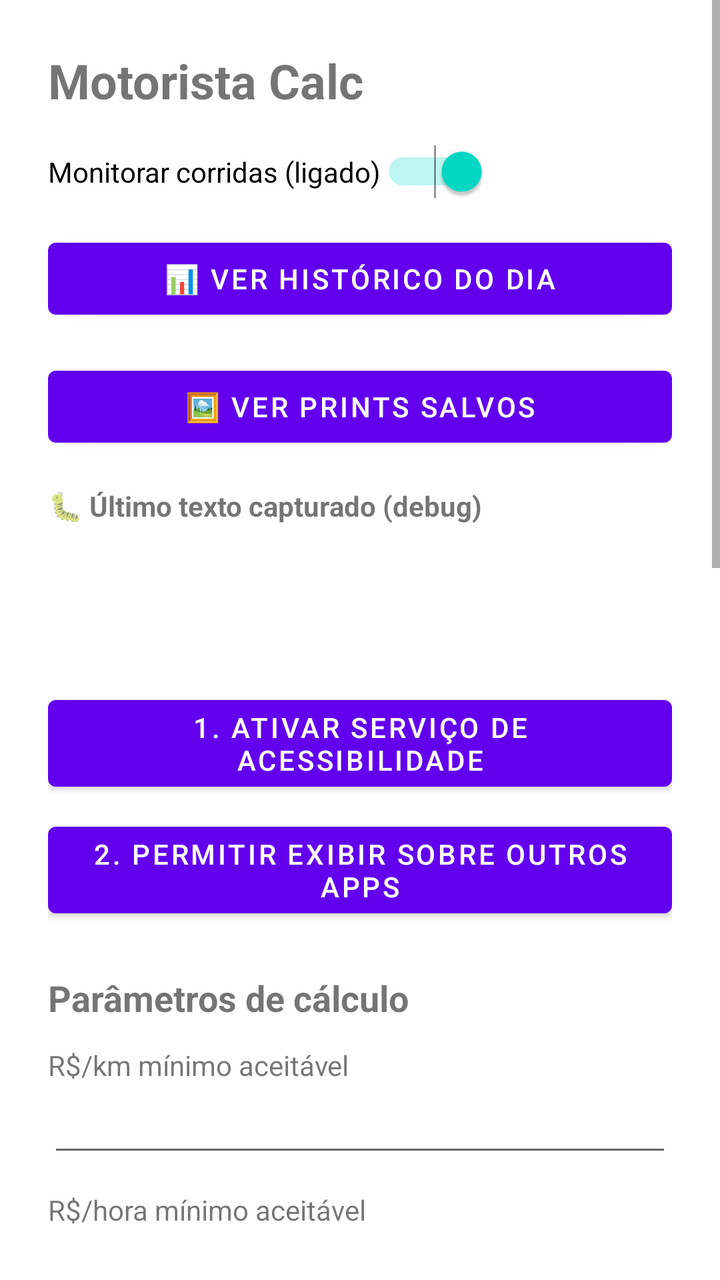
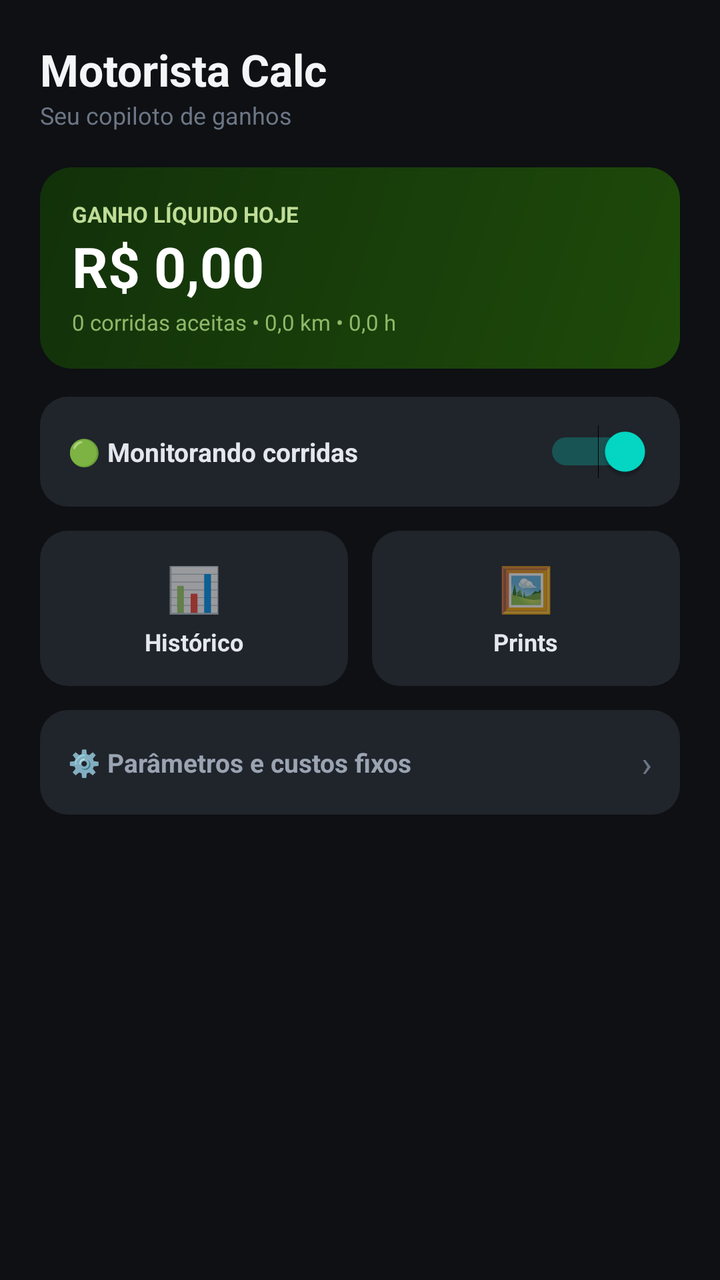

Compare the two renders of this Android layout. The source of the first and the diff that turns it into the second are given below.
<!-- AndroidManifest.xml: application theme Theme.MaterialComponents.DayNight.NoActionBar -->
<!-- res/layout/activity_main.xml -->
<?xml version="1.0" encoding="utf-8"?>
<ScrollView xmlns:android="http://schemas.android.com/apk/res/android"
    android:layout_width="match_parent"
    android:layout_height="match_parent">

    <LinearLayout
        android:layout_width="match_parent"
        android:layout_height="wrap_content"
        android:orientation="vertical"
        android:padding="24dp">

        <TextView
            android:layout_width="wrap_content"
            android:layout_height="wrap_content"
            android:text="Motorista Calc"
            android:textSize="24sp"
            android:textStyle="bold"
            android:layout_marginBottom="16dp" />

        <Switch
            android:id="@+id/switchAtivo"
            android:layout_width="wrap_content"
            android:layout_height="wrap_content"
            android:layout_marginBottom="16dp"
            android:text="Monitorar corridas (ligado)"
            android:checked="true" />

        <Button
            android:id="@+id/btnHistorico"
            android:layout_width="match_parent"
            android:layout_height="wrap_content"
            android:layout_marginBottom="16dp"
            android:text="📊 Ver histórico do dia" />

        <Button
            android:id="@+id/btnPrints"
            android:layout_width="match_parent"
            android:layout_height="wrap_content"
            android:layout_marginBottom="16dp"
            android:text="🖼️ Ver prints salvos" />
        
        <TextView
            android:layout_width="wrap_content"
            android:layout_height="wrap_content"
            android:text="🐛 Último texto capturado (debug)"
            android:textStyle="bold" />

        <TextView
            android:id="@+id/txtDebug"
            android:layout_width="match_parent"
            android:layout_height="wrap_content"
            android:layout_marginTop="8dp"
            android:layout_marginBottom="24dp"
            android:textIsSelectable="true"
            android:fontFamily="monospace"
            android:textSize="11sp" />

        <TextView
            android:id="@+id/txtStatus"
            android:layout_width="match_parent"
            android:layout_height="wrap_content"
            android:layout_marginBottom="16dp" />

        <Button
            android:id="@+id/btnAtivarAcessibilidade"
            android:layout_width="match_parent"
            android:layout_height="wrap_content"
            android:text="1. Ativar serviço de acessibilidade" />

        <Button
            android:id="@+id/btnPermitirOverlay"
            android:layout_width="match_parent"
            android:layout_height="wrap_content"
            android:layout_marginTop="8dp"
            android:text="2. Permitir exibir sobre outros apps" />

        <TextView
            android:layout_width="wrap_content"
            android:layout_height="wrap_content"
            android:layout_marginTop="24dp"
            android:text="Parâmetros de cálculo"
            android:textSize="18sp"
            android:textStyle="bold" />

        <TextView
            android:layout_width="wrap_content"
            android:layout_height="wrap_content"
            android:layout_marginTop="12dp"
            android:text="R$/km mínimo aceitável" />
        <EditText
            android:id="@+id/edtMinKm"
            android:layout_width="match_parent"
            android:layout_height="wrap_content"
            android:inputType="numberDecimal" />

        <TextView
            android:layout_width="wrap_content"
            android:layout_height="wrap_content"
            android:layout_marginTop="12dp"
            android:text="R$/hora mínimo aceitável" />
        <EditText
            android:id="@+id/edtMinHora"
            android:layout_width="match_parent"
            android:layout_height="wrap_content"
            android:inputType="numberDecimal" />

        <TextView
            android:layout_width="wrap_content"
            android:layout_height="wrap_content"
            android:layout_marginTop="12dp"
            android:text="Consumo do carro (km por litro)" />
        <EditText
            android:id="@+id/edtConsumo"
            android:layout_width="match_parent"
            android:layout_height="wrap_content"
            android:inputType="numberDecimal" />

        <TextView
            android:layout_width="wrap_content"
            android:layout_height="wrap_content"
            android:layout_marginTop="12dp"
            android:text="Preço do combustível (R$/litro)" />
        <EditText
            android:id="@+id/edtPrecoCombustivel"
            android:layout_width="match_parent"
            android:layout_height="wrap_content"
            android:inputType="numberDecimal" />

        <TextView
            android:layout_width="wrap_content"
            android:layout_height="wrap_content"
            android:layout_marginTop="24dp"
            android:text="Custos fixos mensais"
            android:textSize="18sp"
            android:textStyle="bold" />

        <TextView
            android:layout_width="wrap_content"
            android:layout_height="wrap_content"
            android:layout_marginTop="12dp"
            android:text="Financiamento do carro (R$/mês)" />
        <EditText
            android:id="@+id/edtFinanciamento"
            android:layout_width="match_parent"
            android:layout_height="wrap_content"
            android:inputType="numberDecimal" />

        <TextView
            android:layout_width="wrap_content"
            android:layout_height="wrap_content"
            android:layout_marginTop="12dp"
            android:text="Seguro do carro (R$/mês)" />
        <EditText
            android:id="@+id/edtSeguro"
            android:layout_width="match_parent"
            android:layout_height="wrap_content"
            android:inputType="numberDecimal" />

        <TextView
            android:layout_width="wrap_content"
            android:layout_height="wrap_content"
            android:layout_marginTop="12dp"
            android:text="IPVA (R$/ano)" />
        <EditText
            android:id="@+id/edtIpva"
            android:layout_width="match_parent"
            android:layout_height="wrap_content"
            android:inputType="numberDecimal" />

        <TextView
            android:layout_width="wrap_content"
            android:layout_height="wrap_content"
            android:layout_marginTop="12dp"
            android:text="Licenciamento (R$/ano)" />
        <EditText
            android:id="@+id/edtLicenciamento"
            android:layout_width="match_parent"
            android:layout_height="wrap_content"
            android:inputType="numberDecimal" />

        <TextView
            android:layout_width="wrap_content"
            android:layout_height="wrap_content"
            android:layout_marginTop="12dp"
            android:text="Manutenção programada (R$/mês)" />
        <EditText
            android:id="@+id/edtManutencao"
            android:layout_width="match_parent"
            android:layout_height="wrap_content"
            android:inputType="numberDecimal" />

        <TextView
            android:layout_width="wrap_content"
            android:layout_height="wrap_content"
            android:layout_marginTop="12dp"
            android:text="Suas contas pessoais (R$/mês)" />
        <EditText
            android:id="@+id/edtContasPessoais"
            android:layout_width="match_parent"
            android:layout_height="wrap_content"
            android:inputType="numberDecimal" />

        <TextView
            android:layout_width="wrap_content"
            android:layout_height="wrap_content"
            android:layout_marginTop="12dp"
            android:text="Quantos km você roda por mês (em média)" />
        <EditText
            android:id="@+id/edtKmMes"
            android:layout_width="match_parent"
            android:layout_height="wrap_content"
            android:inputType="numberDecimal" />

        <Button
            android:id="@+id/btnSalvar"
            android:layout_width="match_parent"
            android:layout_height="wrap_content"
            android:layout_marginTop="16dp"
            android:text="Salvar configurações" />

    </LinearLayout>
</ScrollView>
<!-- resources referenced by this layout -->
<resources>

</resources>

<!-- the commit's change to res/layout/activity_main.xml (unified diff, before → after) -->
@@ -1,222 +1,183 @@
 <?xml version="1.0" encoding="utf-8"?>
 <ScrollView xmlns:android="http://schemas.android.com/apk/res/android"
     android:layout_width="match_parent"
-    android:layout_height="match_parent">
+    android:layout_height="match_parent"
+    android:background="#0E1013">
 
     <LinearLayout
         android:layout_width="match_parent"
         android:layout_height="wrap_content"
         android:orientation="vertical"
-        android:padding="24dp">
+        android:padding="20dp">
 
         <TextView
             android:layout_width="wrap_content"
             android:layout_height="wrap_content"
             android:text="Motorista Calc"
-            android:textSize="24sp"
-            android:textStyle="bold"
-            android:layout_marginBottom="16dp" />
-
-        <Switch
-            android:id="@+id/switchAtivo"
-            android:layout_width="wrap_content"
-            android:layout_height="wrap_content"
-            android:layout_marginBottom="16dp"
-            android:text="Monitorar corridas (ligado)"
-            android:checked="true" />
-
-        <Button
-            android:id="@+id/btnHistorico"
-            android:layout_width="match_parent"
-            android:layout_height="wrap_content"
-            android:layout_marginBottom="16dp"
-            android:text="📊 Ver histórico do dia" />
-
-        <Button
-            android:id="@+id/btnPrints"
-            android:layout_width="match_parent"
-            android:layout_height="wrap_content"
-            android:layout_marginBottom="16dp"
-            android:text="🖼️ Ver prints salvos" />
-        
-        <TextView
-            android:layout_width="wrap_content"
-            android:layout_height="wrap_content"
-            android:text="🐛 Último texto capturado (debug)"
-            android:textStyle="bold" />
-
-        <TextView
-            android:id="@+id/txtDebug"
-            android:layout_width="match_parent"
-            android:layout_height="wrap_content"
-            android:layout_marginTop="8dp"
-            android:layout_marginBottom="24dp"
-            android:textIsSelectable="true"
-            android:fontFamily="monospace"
-            android:textSize="11sp" />
-
-        <TextView
-            android:id="@+id/txtStatus"
-            android:layout_width="match_parent"
-            android:layout_height="wrap_content"
-            android:layout_marginBottom="16dp" />
-
-        <Button
-            android:id="@+id/btnAtivarAcessibilidade"
-            android:layout_width="match_parent"
-            android:layout_height="wrap_content"
-            android:text="1. Ativar serviço de acessibilidade" />
-
-        <Button
-            android:id="@+id/btnPermitirOverlay"
-            android:layout_width="match_parent"
-            android:layout_height="wrap_content"
-            android:layout_marginTop="8dp"
-            android:text="2. Permitir exibir sobre outros apps" />
-
-        <TextView
-            android:layout_width="wrap_content"
-            android:layout_height="wrap_content"
-            android:layout_marginTop="24dp"
-            android:text="Parâmetros de cálculo"
-            android:textSize="18sp"
+            android:textColor="#F4F5F7"
+            android:textSize="22sp"
             android:textStyle="bold" />
 
         <TextView
             android:layout_width="wrap_content"
             android:layout_height="wrap_content"
-            android:layout_marginTop="12dp"
-            android:text="R$/km mínimo aceitável" />
-        <EditText
-            android:id="@+id/edtMinKm"
+            android:text="Seu copiloto de ganhos"
+            android:textColor="#6C7686"
+            android:textSize="12sp"
+            android:layout_marginBottom="18dp" />
+
+        <LinearLayout
             android:layout_width="match_parent"
             android:layout_height="wrap_content"
-            android:inputType="numberDecimal" />
+            android:orientation="vertical"
+            android:background="@drawable/bg_hero_green"
+            android:padding="16dp"
+            android:layout_marginBottom="14dp">
 
-        <TextView
-            android:layout_width="wrap_content"
-            android:layout_height="wrap_content"
-            android:layout_marginTop="12dp"
-            android:text="R$/hora mínimo aceitável" />
-        <EditText
-            android:id="@+id/edtMinHora"
+            <TextView
+                android:layout_width="wrap_content"
+                android:layout_height="wrap_content"
+                android:text="GANHO LÍQUIDO HOJE"
+                android:textColor="#C0DD97"
+                android:textSize="11sp"
+                android:textStyle="bold" />
+
+            <TextView
+                android:id="@+id/txtGanhoHoje"
+                android:layout_width="wrap_content"
+                android:layout_height="wrap_content"
+                android:text="R$ 0,00"
+                android:textColor="#FFFFFF"
+                android:textSize="28sp"
+                android:textStyle="bold" />
+
+            <TextView
+                android:id="@+id/txtResumoHoje"
+                android:layout_width="wrap_content"
+                android:layout_height="wrap_content"
+                android:text="0 corridas aceitas • 0,0 km • 0,0 h"
+                android:textColor="#8FB868"
+                android:textSize="11sp"
+                android:layout_marginTop="2dp" />
+        </LinearLayout>
+
+        <LinearLayout
             android:layout_width="match_parent"
             android:layout_height="wrap_content"
-            android:inputType="numberDecimal" />
+            android:orientation="horizontal"
+            android:gravity="center_vertical"
+            android:background="@drawable/bg_card_dark"
+            android:padding="14dp"
+            android:layout_marginBottom="12dp">
 
-        <TextView
-            android:layout_width="wrap_content"
-            android:layout_height="wrap_content"
-            android:layout_marginTop="12dp"
-            android:text="Consumo do carro (km por litro)" />
-        <EditText
-            android:id="@+id/edtConsumo"
+            <TextView
+                android:layout_width="0dp"
+                android:layout_height="wrap_content"
+                android:layout_weight="1"
+                android:text="🟢 Monitorando corridas"
+                android:textColor="#E4E7EC"
+                android:textSize="13sp"
+                android:textStyle="bold" />
+
+            <Switch
+                android:id="@+id/switchAtivo"
+                android:layout_width="wrap_content"
+                android:layout_height="wrap_content"
+                android:checked="true" />
+        </LinearLayout>
+
+        <LinearLayout
             android:layout_width="match_parent"
             android:layout_height="wrap_content"
-            android:inputType="numberDecimal" />
+            android:orientation="horizontal"
+            android:layout_marginBottom="12dp">
 
-        <TextView
-            android:layout_width="wrap_content"
-            android:layout_height="wrap_content"
-            android:layout_marginTop="12dp"
-            android:text="Preço do combustível (R$/litro)" />
-        <EditText
-            android:id="@+id/edtPrecoCombustivel"
+            <LinearLayout
+                android:id="@+id/btnHistorico"
+                android:layout_width="0dp"
+                android:layout_height="wrap_content"
+                android:layout_weight="1"
+                android:orientation="vertical"
+                android:gravity="center"
+                android:background="@drawable/bg_card_dark"
+                android:padding="14dp"
+                android:layout_marginEnd="6dp"
+                android:clickable="true"
+                android:focusable="true">
+
+                <TextView
+                    android:layout_width="wrap_content"
+                    android:layout_height="wrap_content"
+                    android:text="📊"
+                    android:textSize="22sp" />
+
+                <TextView
+                    android:layout_width="wrap_content"
+                    android:layout_height="wrap_content"
+                    android:text="Histórico"
+                    android:textColor="#E4E7EC"
+                    android:textSize="12sp"
+                    android:textStyle="bold"
+                    android:layout_marginTop="4dp" />
+            </LinearLayout>
+
+            <LinearLayout
+                android:id="@+id/btnPrints"
+                android:layout_width="0dp"
+                android:layout_height="wrap_content"
+                android:layout_weight="1"
+                android:orientation="vertical"
+                android:gravity="center"
+                android:background="@drawable/bg_card_dark"
+                android:padding="14dp"
+                android:layout_marginStart="6dp"
+                android:clickable="true"
+                android:focusable="true">
+
+                <TextView
+                    android:layout_width="wrap_content"
+                    android:layout_height="wrap_content"
+                    android:text="🖼️"
+                    android:textSize="22sp" />
+
+                <TextView
+                    android:layout_width="wrap_content"
+                    android:layout_height="wrap_content"
+                    android:text="Prints"
+                    android:textColor="#E4E7EC"
+                    android:textSize="12sp"
+                    android:textStyle="bold"
+                    android:layout_marginTop="4dp" />
+            </LinearLayout>
+        </LinearLayout>
+
+        <LinearLayout
+            android:id="@+id/btnParametros"
             android:layout_width="match_parent"
             android:layout_height="wrap_content"
-            android:inputType="numberDecimal" />
+            android:orientation="horizontal"
+            android:gravity="center_vertical"
+            android:background="@drawable/bg_card_dark"
+            android:padding="14dp"
+            android:clickable="true"
+            android:focusable="true">
 
-        <TextView
-            android:layout_width="wrap_content"
-            android:layout_height="wrap_content"
-            android:layout_marginTop="24dp"
-            android:text="Custos fixos mensais"
-            android:textSize="18sp"
-            android:textStyle="bold" />
+            <TextView
+                android:layout_width="0dp"
+                android:layout_height="wrap_content"
+                android:layout_weight="1"
+                android:text="⚙️ Parâmetros e custos fixos"
+                android:textColor="#9AA4B2"
+                android:textSize="13sp"
+                android:textStyle="bold" />
 
-        <TextView
-            android:layout_width="wrap_content"
-            android:layout_height="wrap_content"
-            android:layout_marginTop="12dp"
-            android:text="Financiamento do carro (R$/mês)" />
-        <EditText
-            android:id="@+id/edtFinanciamento"
-            android:layout_width="match_parent"
-            android:layout_height="wrap_content"
-            android:inputType="numberDecimal" />
-
-        <TextView
-            android:layout_width="wrap_content"
-            android:layout_height="wrap_content"
-            android:layout_marginTop="12dp"
-            android:text="Seguro do carro (R$/mês)" />
-        <EditText
-            android:id="@+id/edtSeguro"
-            android:layout_width="match_parent"
-            android:layout_height="wrap_content"
-            android:inputType="numberDecimal" />
-
-        <TextView
-            android:layout_width="wrap_content"
-            android:layout_height="wrap_content"
-            android:layout_marginTop="12dp"
-            android:text="IPVA (R$/ano)" />
-        <EditText
-            android:id="@+id/edtIpva"
-            android:layout_width="match_parent"
-            android:layout_height="wrap_content"
-            android:inputType="numberDecimal" />
-
-        <TextView
-            android:layout_width="wrap_content"
-            android:layout_height="wrap_content"
-            android:layout_marginTop="12dp"
-            android:text="Licenciamento (R$/ano)" />
-        <EditText
-            android:id="@+id/edtLicenciamento"
-            android:layout_width="match_parent"
-            android:layout_height="wrap_content"
-            android:inputType="numberDecimal" />
-
-        <TextView
-            android:layout_width="wrap_content"
-            android:layout_height="wrap_content"
-            android:layout_marginTop="12dp"
-            android:text="Manutenção programada (R$/mês)" />
-        <EditText
-            android:id="@+id/edtManutencao"
-            android:layout_width="match_parent"
-            android:layout_height="wrap_content"
-            android:inputType="numberDecimal" />
-
-        <TextView
-            android:layout_width="wrap_content"
-            android:layout_height="wrap_content"
-            android:layout_marginTop="12dp"
-            android:text="Suas contas pessoais (R$/mês)" />
-        <EditText
-            android:id="@+id/edtContasPessoais"
-            android:layout_width="match_parent"
-            android:layout_height="wrap_content"
-            android:inputType="numberDecimal" />
-
-        <TextView
-            android:layout_width="wrap_content"
-            android:layout_height="wrap_content"
-            android:layout_marginTop="12dp"
-            android:text="Quantos km você roda por mês (em média)" />
-        <EditText
-            android:id="@+id/edtKmMes"
-            android:layout_width="match_parent"
-            android:layout_height="wrap_content"
-            android:inputType="numberDecimal" />
-
-        <Button
-            android:id="@+id/btnSalvar"
-            android:layout_width="match_parent"
-            android:layout_height="wrap_content"
-            android:layout_marginTop="16dp"
-            android:text="Salvar configurações" />
+            <TextView
+                android:layout_width="wrap_content"
+                android:layout_height="wrap_content"
+                android:text="›"
+                android:textColor="#6C7686"
+                android:textSize="18sp" />
+        </LinearLayout>
 
     </LinearLayout>
 </ScrollView>
<!-- resource entries referenced after the edit -->
@@ -1,5 +1,19 @@
 <!-- resources referenced by this layout -->
 <resources>
-
+  <!-- drawable bg_card_dark (drawable) -->
+  <?xml version="1.0" encoding="utf-8"?>
+  <shape xmlns:android="http://schemas.android.com/apk/res/android" android:shape="rectangle">
+      <solid android:color="#20242B" />
+      <corners android:radius="14dp" />
+  </shape>
+  <!-- drawable bg_hero_green (drawable) -->
+  <?xml version="1.0" encoding="utf-8"?>
+  <shape xmlns:android="http://schemas.android.com/apk/res/android" android:shape="rectangle">
+      <gradient
+          android:angle="135"
+          android:startColor="#1E4A0A"
+          android:endColor="#12310A" />
+      <corners android:radius="16dp" />
+  </shape>
 </resources>
 
